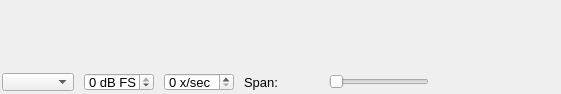
First picture: the form in application/spectrumwidget.ui, repository oldscienceguy/PebbleSDR, before the edit.
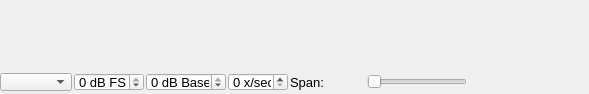
Second picture: the form after the edit.

Commit message: Added baseScaleDb to set spectrum base

What changed in the file:
```diff
--- a/application/spectrumwidget.ui
+++ b/application/spectrumwidget.ui
@@ -6,7 +6,7 @@
    <rect>
     <x>0</x>
     <y>0</y>
-    <width>524</width>
+    <width>577</width>
     <height>94</height>
    </rect>
   </property>
@@ -202,19 +202,19 @@
         </property>
         <layout class="QHBoxLayout" name="horizontalLayout_2">
          <property name="spacing">
-          <number>10</number>
+          <number>2</number>
          </property>
          <property name="leftMargin">
-          <number>2</number>
+          <number>0</number>
          </property>
          <property name="topMargin">
-          <number>2</number>
+          <number>0</number>
          </property>
          <property name="rightMargin">
-          <number>2</number>
+          <number>0</number>
          </property>
          <property name="bottomMargin">
-          <number>2</number>
+          <number>0</number>
          </property>
          <item>
           <widget class="QComboBox" name="displayBox">
@@ -270,11 +270,50 @@
            </property>
           </widget>
          </item>
+         <item>
+          <widget class="QSpinBox" name="minDbBox">
+           <property name="minimumSize">
+            <size>
+             <width>0</width>
+             <height>0</height>
+            </size>
+           </property>
+           <property name="maximumSize">
+            <size>
+             <width>80</width>
+             <height>18</height>
+            </size>
+           </property>
+           <property name="font">
+            <font>
+             <pointsize>10</pointsize>
+            </font>
+           </property>
+           <property name="suffix">
+            <string> dB Base</string>
+           </property>
+           <property name="prefix">
+            <string/>
+           </property>
+           <property name="minimum">
+            <number>-140</number>
+           </property>
+           <property name="maximum">
+            <number>0</number>
+           </property>
+           <property name="singleStep">
+            <number>5</number>
+           </property>
+           <property name="value">
+            <number>0</number>
+           </property>
+          </widget>
+         </item>
          <item>
           <widget class="QSpinBox" name="updatesPerSec">
            <property name="maximumSize">
             <size>
-             <width>70</width>
+             <width>60</width>
              <height>18</height>
             </size>
            </property>
```
Left out of the diff: 2 changed lines with no effect on the pictures. The commit also changes 2 other files.
